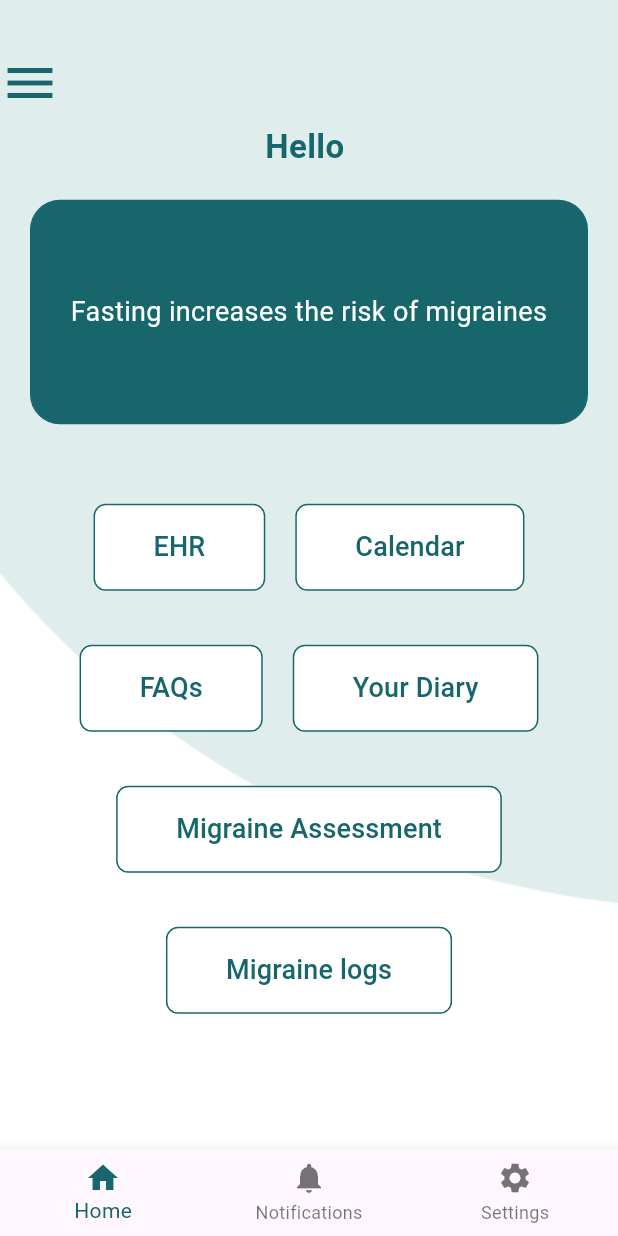
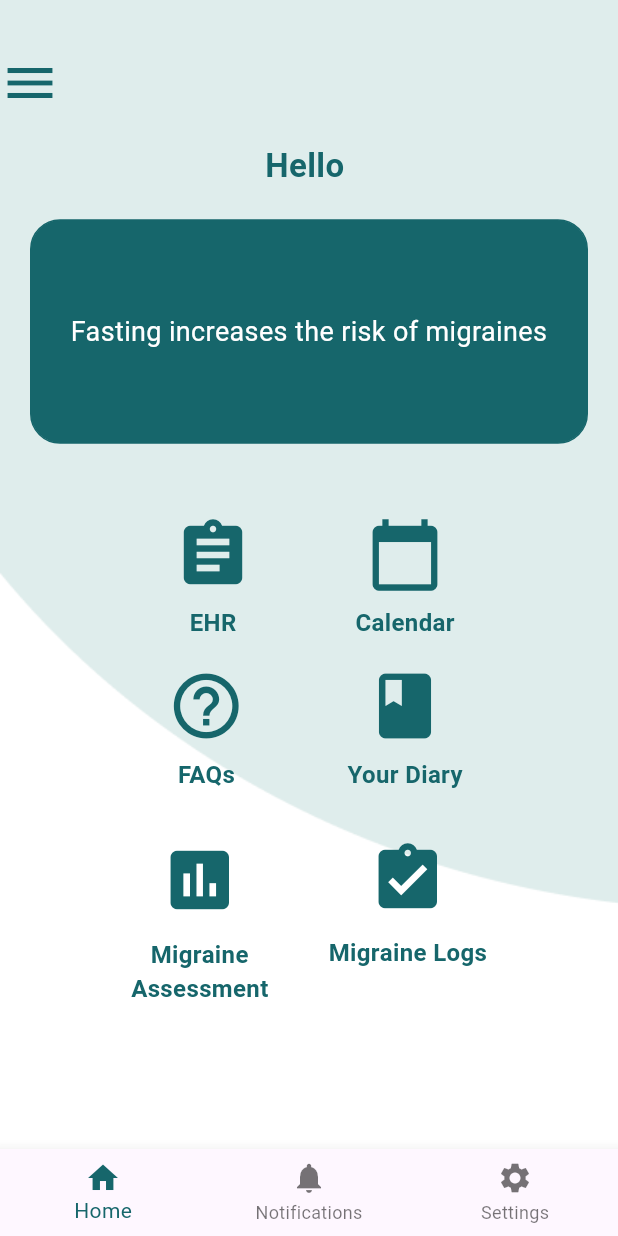
Before and after one commit to sanikaahadap/migraine_review, a Flutter app: the screen it shows once a user with an empty profile is signed in, on a phone screen of 412 x 824 dp. Run offline on Flutter 3.47's test engine with Material 3 defaults, Android fonts, the phone set to English and light mode, and no system bars; our stand-ins replace cloud_firestore, file_picker, firebase_auth, firebase_core, firebase_storage, fl_chart and 3 more; accounts and stored records are empty.

Commit message:
iconns & thoda optimization

```diff
--- a/lib/home.dart
+++ b/lib/home.dart
@@ -118,79 +118,178 @@ class HomePageState extends State<HomePage> {
                     ),
                   ),
                 ),
-                const SizedBox(height: 45),
+                const SizedBox(height: 40),
+
+                Column(
+                  mainAxisAlignment: MainAxisAlignment.center,
+                  children: [
                     Row(
                       mainAxisAlignment: MainAxisAlignment.center,
                       children: [
-                    CustomButton(
-                      buttonText: 'EHR',
+                        Column(
+                          children: [
+                            IconButton(
                               onPressed: () {
                                 Navigator.push(
                                   context,
                                   MaterialPageRoute(builder: (context) => const Ehrmainpg()),
                                 );
                               },
+                              icon: const Icon(Icons.assignment), // Icon for EHR
+                              color: const Color(0xFF16666B),
+                              iconSize: 52,
                             ),
-                    const SizedBox(width: 20),
-                    CustomButton(
-                      buttonText: 'Calendar',
+
+                            Text(
+                              'EHR',
+                              style: const TextStyle(
+                                fontSize: 16,
+                                fontWeight: FontWeight.bold, // Bold text
+                                color: Color(0xFF16666B),
+                              ),
+                            ),
+                          ],
+                        ),
+                        const SizedBox(width: 60),
+                        Column(
+                          children: [
+                            IconButton(
                               onPressed: () {
                                 Navigator.push(
                                   context,
-                          MaterialPageRoute(
-                              builder: (context) => const CalendarPage()),
+                                  MaterialPageRoute(builder: (context) => const CalendarPage()),
                                 );
                               },
+                              icon: const Icon(Icons.calendar_today), // Icon for Calendar
+                              color: const Color(0xFF16666B),
+                              iconSize: 52,
+                            ),
+
+                            Text(
+                              'Calendar',
+                              style: const TextStyle(
+                                fontSize: 16,
+                                fontWeight: FontWeight.bold, // Bold text
+                                color: Color(0xFF16666B),
+                              ),
                             ),
                           ],
                         ),
-                const SizedBox(height: 20),
+                      ],
+                    ),
+                    const SizedBox(height: 10), // Vertical spacing
                     Row(
                       mainAxisAlignment: MainAxisAlignment.center,
                       children: [
-                    CustomButton(
-                      buttonText: 'FAQs',
+                        Column(
+                          children: [
+                            IconButton(
                               onPressed: () {
                                 Navigator.push(
                                   context,
                                   MaterialPageRoute(builder: (context) => const FAQsPage()),
                                 );
                               },
+                              icon: const Icon(Icons.help_outline), // Icon for FAQs
+                              color: const Color(0xFF16666B),
+                              iconSize: 52,
                             ),
-                    const SizedBox(width: 20),
-                    CustomButton(
-                      buttonText: 'Your Diary',
+
+                            Text(
+                              'FAQs',
+                              style: const TextStyle(
+                                fontSize: 16,
+                                fontWeight: FontWeight.bold, // Bold text
+                                color: Color(0xFF16666B),
+                              ),
+                            ),
+                          ],
+                        ),
+                        const SizedBox(width: 60),
+                        Column(
+                          children: [
+                            IconButton(
                               onPressed: () {
                                 Navigator.push(
                                   context,
-                          MaterialPageRoute(
-                              builder: (context) => const DiaryPage()),
-                        ); // Handle Your Diary button press
+                                  MaterialPageRoute(builder: (context) => const DiaryPage()),
+                                );
                               },
+                              icon: const Icon(Icons.book), // Icon for Your Diary
+                              color: const Color(0xFF16666B),
+                              iconSize: 52,
+                            ),
+
+                            Text(
+                              'Your Diary',
+                              style: const TextStyle(
+                                fontSize: 16,
+                                fontWeight: FontWeight.bold, // Bold text
+                                color: Color(0xFF16666B),
+                              ),
                             ),
                           ],
                         ),
-                const SizedBox(height: 20),
-                CustomButton(
-                  buttonText: 'Migraine Assessment',
+                      ],
+                    ),
+                     // Vertical spacing
+                    Row(
+                      mainAxisAlignment: MainAxisAlignment.center,
+                      children: [
+                        Column(
+                          children: [
+                            const SizedBox(height: 25),
+                            IconButton(
                               onPressed: () {
                                 Navigator.push(
                                   context,
-                      MaterialPageRoute(
-                          builder: (context) => MIDASAssessmentPage()),
+                                  MaterialPageRoute(builder: (context) => const MIDASAssessmentPage()),
                                 );
                               },
+                              icon: const Icon(Icons.assessment), // Icon for Migraine Assessment
+                              color: const Color(0xFF16666B),
+                              iconSize: 52,
                             ),
-                const SizedBox(height: 20),
-                CustomButton(
-                  buttonText: 'Migraine logs',
+                            const SizedBox(height: 4),
+                            Text(
+                              'Migraine\nAssessment',
+                              style: const TextStyle(
+                                fontSize: 16,
+                                fontWeight: FontWeight.bold, // Bold text
+                                color: Color(0xFF16666B),
+                              ),
+                              textAlign: TextAlign.center,
+                            ),
+                          ],
+                        ),
+                        const SizedBox(width: 40),
+                        Column(
+                          children: [
+                            IconButton(
                               onPressed: () {
                                 Navigator.push(
                                   context,
-                      MaterialPageRoute(
-                          builder: (context) => const MigraineLogsPage()),
+                                  MaterialPageRoute(builder: (context) => const MigraineLogsPage()),
                                 );
                               },
+                              icon: const Icon(Icons.assignment_turned_in), // Icon for Migraine Logs
+                              color: const Color(0xFF16666B),
+                              iconSize: 52,
+                            ),
+                            const SizedBox(height: 4),
+                            Text(
+                              'Migraine Logs',
+                              style: const TextStyle(
+                                fontSize: 16,
+                                fontWeight: FontWeight.bold, // Bold text
+                                color: Color(0xFF16666B),
+                              ),
+                            ),
+                          ],
+                        ),
+                      ],
+                    ),
+                  ],
                 ),
               ],
             ),
@@ -216,15 +315,17 @@ class HomePageState extends State<HomePage> {
               ),
             ),
             ListTile(
+              leading: Icon(Icons.person), // Icon for Profile
               title: const Text('Profile'),
               onTap: () {
                 Navigator.push(
                   context,
                   MaterialPageRoute(builder: (context) => const ProfilePage()),
-                ); // Navigate to profile page
+                );
               },
             ),
             ListTile(
+              leading: Icon(Icons.settings), // Icon for Settings
               title: const Text('Settings'),
               onTap: () {
                 Navigator.push(
@@ -234,16 +335,17 @@ class HomePageState extends State<HomePage> {
               },
             ),
             ListTile(
+              leading: Icon(Icons.assignment), // Icon for Questionnaire
               title: const Text('Questionnaire'),
               onTap: () {
                 Navigator.push(
                   context,
-                  MaterialPageRoute(
-                      builder: (context) => MIDASAssessmentPage()),
+                  MaterialPageRoute(builder: (context) => const MIDASAssessmentPage()),
                 );
               },
             ),
             ListTile(
+              leading: Icon(Icons.book), // Icon for Your Diary
               title: const Text('Your Diary'),
               onTap: () {
                 Navigator.push(
@@ -253,6 +355,7 @@ class HomePageState extends State<HomePage> {
               },
             ),
             ListTile(
+              leading: Icon(Icons.calendar_today), // Icon for Calendar
               title: const Text('Calendar'),
               onTap: () {
                 Navigator.push(
@@ -262,6 +365,7 @@ class HomePageState extends State<HomePage> {
               },
             ),
             ListTile(
+              leading: Icon(Icons.assignment), // Icon for EHR
               title: const Text('EHR'),
               onTap: () {
                 Navigator.push(
@@ -271,6 +375,7 @@ class HomePageState extends State<HomePage> {
               },
             ),
             ListTile(
+              leading: Icon(Icons.help_outline), // Icon for FAQs
               title: const Text('FAQs'),
               onTap: () {
                 Navigator.push(
@@ -280,7 +385,11 @@ class HomePageState extends State<HomePage> {
               },
             ),
             const Divider(),
-            ListTile(title: const Text('Log Out'), onTap: signUserOut),
+            ListTile(
+              leading: Icon(Icons.logout), // Icon for Log Out
+              title: const Text('Log Out'),
+              onTap: signUserOut,
+            ),
           ],
         ),
       ),
```
Lines whose indentation alone changed are shown as unchanged.
